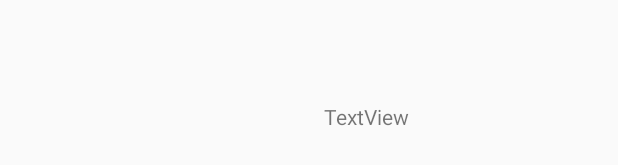
After one commit to GenixPL/xz, an Android app: the layout activity_facebook.xml on its own in the app's theme, with its tools: preview values and no code run, on a phone screen of 412 x 824 dp. The commit adds this screen. Shown: the part 434-599 px from the top of the screen. Run offline under Robolectric (Android 15) with nearby library versions, the phone set to English and light mode, and no system bars.

Commit message:
navigation

```diff
--- a/app/src/main/java/pw/xz/xdd/xz/SQLiteDb.java
+++ b/app/src/main/java/pw/xz/xdd/xz/Database/SQLiteDb.java
@@ -1,4 +1,4 @@
-package pw.xz.xdd.xz;
+package pw.xz.xdd.xz.Database;
 
 import android.content.Context;
 import android.content.res.AssetManager;
--- a/app/src/main/java/pw/xz/xdd/xz/SQLiteDbHelper.java
+++ b/app/src/main/java/pw/xz/xdd/xz/Database/SQLiteDbHelper.java
@@ -1,4 +1,4 @@
-package pw.xz.xdd.xz;
+package pw.xz.xdd.xz.Database;
 
 import android.content.ContentValues;
 import android.content.Context;
@@ -10,6 +10,8 @@ import android.util.Log;
 
 import java.util.ArrayList;
 import java.util.List;
+
+import pw.xz.xdd.xz.Other.Lecture;
 
 /**
  * Created by Cezary Borowski on 2018-01-13.
--- a/app/src/main/java/pw/xz/xdd/xz/BuildingInformations.kt
+++ b/app/src/main/java/pw/xz/xdd/xz/Other/BuildingInformations.kt
@@ -1,4 +1,4 @@
-package pw.xz.xdd.xz
+package pw.xz.xdd.xz.Other
 
 /**
  * Created by emile on 14-Jan-18.
--- a/app/src/main/java/pw/xz/xdd/xz/Extensions.kt
+++ b/app/src/main/java/pw/xz/xdd/xz/Other/Extensions.kt
@@ -1,4 +1,4 @@
-package pw.xz.xdd.xz
+package pw.xz.xdd.xz.Other
 
 /**
  * Created by emile on 13-Jan-18.
--- a/app/src/main/java/pw/xz/xdd/xz/InitApp.java
+++ b/app/src/main/java/pw/xz/xdd/xz/Other/InitApp.java
@@ -1,4 +1,4 @@
-package pw.xz.xdd.xz;
+package pw.xz.xdd.xz.Other;
 
 import android.support.multidex.MultiDexApplication;
 
--- a/app/src/main/java/pw/xz/xdd/xz/JavaDisabilitiesFixer.kt
+++ b/app/src/main/java/pw/xz/xdd/xz/Other/JavaDisabilitiesFixer.kt
@@ -1,4 +1,4 @@
-package pw.xz.xdd.xz
+package pw.xz.xdd.xz.Other
 
 import java.util.*
 
--- a/app/src/main/java/pw/xz/xdd/xz/Lecture.kt
+++ b/app/src/main/java/pw/xz/xdd/xz/Other/Lecture.kt
@@ -1,4 +1,4 @@
-package pw.xz.xdd.xz
+package pw.xz.xdd.xz.Other
 
 /**
  * Created by emile on 13-Jan-18.
--- a/app/src/main/java/pw/xz/xdd/xz/Room.kt
+++ b/app/src/main/java/pw/xz/xdd/xz/Other/Room.kt
@@ -1,4 +1,4 @@
-package pw.xz.xdd.xz
+package pw.xz.xdd.xz.Other
 
 import com.indoorway.android.common.sdk.model.Coordinates
 import com.indoorway.android.common.sdk.model.IndoorwayMap
--- a/app/src/main/java/pw/xz/xdd/xz/User.kt
+++ b/app/src/main/java/pw/xz/xdd/xz/Other/User.kt
@@ -1,4 +1,6 @@
-package pw.xz.xdd.xz
+package pw.xz.xdd.xz.Other
+
+import pw.xz.xdd.xz.Other.Lecture
 
 /**
  * Created by Cezary Borowski on 2018-01-13.
--- /dev/null
+++ b/app/src/main/res/layout/activity_facebook.xml
@@ -0,0 +1,22 @@
+<?xml version="1.0" encoding="utf-8"?>
+<android.support.constraint.ConstraintLayout xmlns:android="http://schemas.android.com/apk/res/android"
+    xmlns:app="http://schemas.android.com/apk/res-auto"
+    xmlns:tools="http://schemas.android.com/tools"
+    android:layout_width="match_parent"
+    android:layout_height="match_parent"
+    tools:context="pw.xz.xdd.xz.Activities.Facebook">
+
+    <TextView
+        android:id="@+id/textView"
+        android:layout_width="wrap_content"
+        android:layout_height="wrap_content"
+        android:layout_marginBottom="291dp"
+        android:layout_marginEnd="125dp"
+        android:layout_marginStart="201dp"
+        android:layout_marginTop="201dp"
+        android:text="TextView"
+        app:layout_constraintBottom_toBottomOf="parent"
+        app:layout_constraintEnd_toEndOf="parent"
+        app:layout_constraintStart_toStartOf="parent"
+        app:layout_constraintTop_toTopOf="parent" />
+</android.support.constraint.ConstraintLayout>
--- a/app/src/main/res/layout/activity_main.xml
+++ b/app/src/main/res/layout/activity_main.xml
@@ -4,7 +4,7 @@
     xmlns:tools="http://schemas.android.com/tools"
     android:layout_width="match_parent"
     android:layout_height="match_parent"
-    tools:context="pw.xz.xdd.xz.MainActivity"
+    tools:context="pw.xz.xdd.xz.Activities.MainActivity"
     android:id="@+id/drawerLayout">
 
     <RelativeLayout
--- a/app/src/main/res/layout/navigation_menu.xml
+++ b/app/src/main/res/layout/navigation_menu.xml
@@ -8,6 +8,10 @@
         android:icon="@mipmap/ic_directions_black_24dp"
         />
 
+    <item android:id="@+id/navToFb"
+        android:title="Connect with friends"
+        android:icon="@mipmap/ic_people_black_24dp"/>
+
 
 
 </menu>
```
Also changed, not shown: app/src/main/AndroidManifest.xml (+3 -5 lines), app/src/main/java/pw/xz/xdd/xz/Activities/Facebook.java (added, +27 -0 lines), app/src/main/java/pw/xz/xdd/xz/Activities/MainActivity.java (renamed from app/src/main/java/pw/xz/xdd/xz/MainActivity.java, +28 -6 lines), app/src/main/java/pw/xz/xdd/xz/Other/RoomProximityDetector.kt (renamed from app/src/main/java/pw/xz/xdd/xz/RoomProximityDetector.kt, +3 -8 lines), 2 other files.
